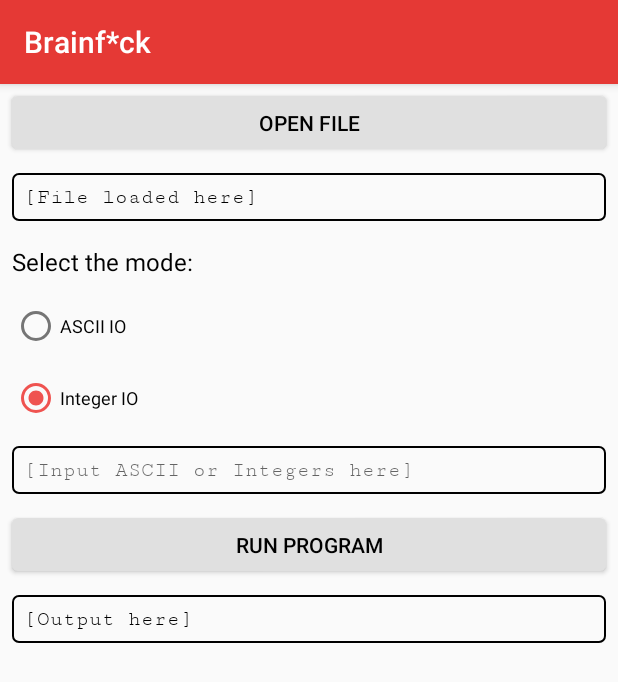
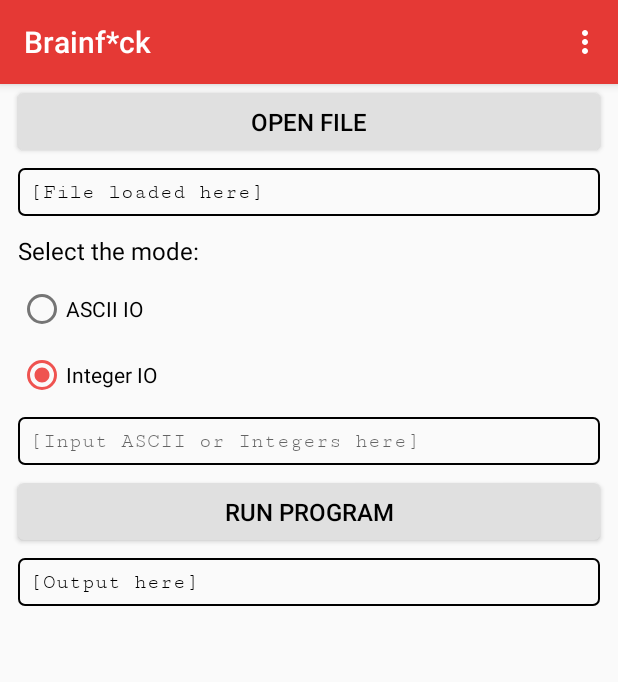
Before and after one commit to FredHappyface/Android.Brainf, an Android app: the screen it shows after launch (MainActivity), on a phone screen of 412 x 824 dp. Shown: the top 682 px of the screen. Run offline under Robolectric (Android 15) with nearby library versions, the phone set to English and light mode, and no system bars.

Commit message:
Now has an about screen and the navbar is coloured with primary dark

```diff
--- a/app/src/main/res/layout/activity_main.xml
+++ b/app/src/main/res/layout/activity_main.xml
@@ -30,7 +30,7 @@
 
             <TextView
                 android:id="@+id/mode"
-                style="@style/heading_text_style"
+                style="@style/heading2_text_style"
                 android:text="@string/main_mode_lbl"
                 app:layout_constraintTop_toBottomOf="@+id/button" />
 
--- /dev/null
+++ b/app/src/main/res/menu/menu_main.xml
@@ -0,0 +1,4 @@
+<?xml version="1.0" encoding="utf-8"?>
+<menu xmlns:android="http://schemas.android.com/apk/res/android">
+    <item android:title="@string/action_about"  android:orderInCategory="100" android:id="@+id/action_about"/>
+</menu>
--- a/app/src/main/res/values/dimen.xml
+++ b/app/src/main/res/values/dimen.xml
@@ -1,10 +1,11 @@
 <?xml version="1.0" encoding="utf-8"?>
 <resources>
-    <dimen name="text_size_h1">16dp</dimen>
-    <dimen name="text_size_h2">14dp</dimen>
-    <dimen name="text_size_body">12dp</dimen>
+    <dimen name="text_size_h1">20dp</dimen>
+    <dimen name="text_size_h2">16dp</dimen>
+    <dimen name="text_size_body">14dp</dimen>
     <dimen name="text_content_padding">8dp</dimen>
-    <dimen name="text_content_margin">8dp</dimen>
+    <dimen name="text_content_margin">12dp</dimen>
+    <dimen name="text_content_margin_vertical">6dp</dimen>
     <dimen name="corner_radius">4dp</dimen>
 
 </resources>
--- a/app/src/main/res/values/styles.xml
+++ b/app/src/main/res/values/styles.xml
@@ -15,13 +15,15 @@
         <item name="colorAccent">@color/lightRed</item>
         <item name="android:textColorPrimary">@color/black</item>
         <item name="android:textColorSecondary">@color/grey</item>
+        <item name="android:navigationBarColor">@color/darkRed</item>
     </style>
 
 
     <style name="heading_text_style">
         <item name="android:textColor">@color/black</item>
         <item name="android:textSize">@dimen/text_size_h1</item>
-        <item name="android:layout_margin">@dimen/text_content_margin</item>
+        <item name="android:layout_marginHorizontal">@dimen/text_content_margin</item>
+        <item name="android:layout_marginVertical">@dimen/text_content_margin_vertical</item>
         <item name="android:layout_width">match_parent</item>
         <item name="android:layout_height">wrap_content</item>
     </style>
@@ -35,11 +37,12 @@
         <item name="android:textSize">@dimen/text_size_body</item>
     </style>
 
+
     <style name="radio_style" parent="body_text_style">
 
     </style>
 
-    <style name="code_text_style" parent="heading2_text_style">
+    <style name="code_text_style" parent="body_text_style">
         <item name="android:fontFamily">serif-monospace</item>
         <item name="android:background">@drawable/textbox</item>
     </style>
```
Also changed, not shown: app/src/main/AndroidManifest.xml (+4 -5 lines), app/src/main/java/com/fredhappyface/brainfckinterpreter/About.java (added, +13 -0 lines), app/src/main/java/com/fredhappyface/brainfckinterpreter/MainActivity.java (+52 -15 lines), app/src/main/res/layout/activity_about.xml (added, +30 -0 lines), app/src/main/res/values/strings.xml (+9 -0 lines).
